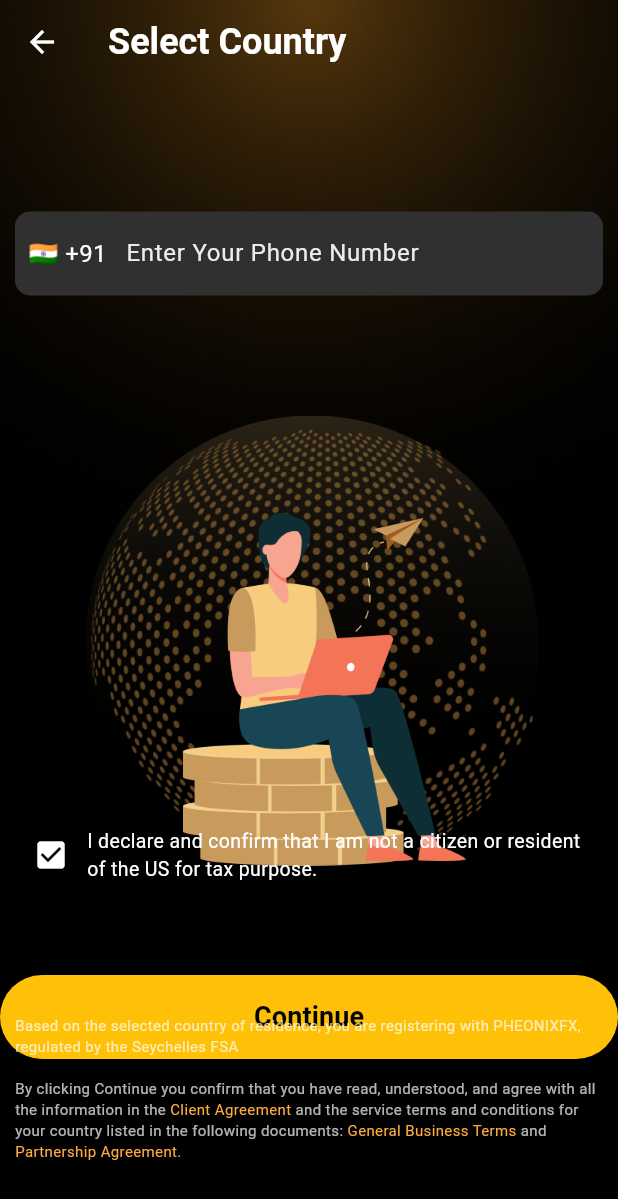
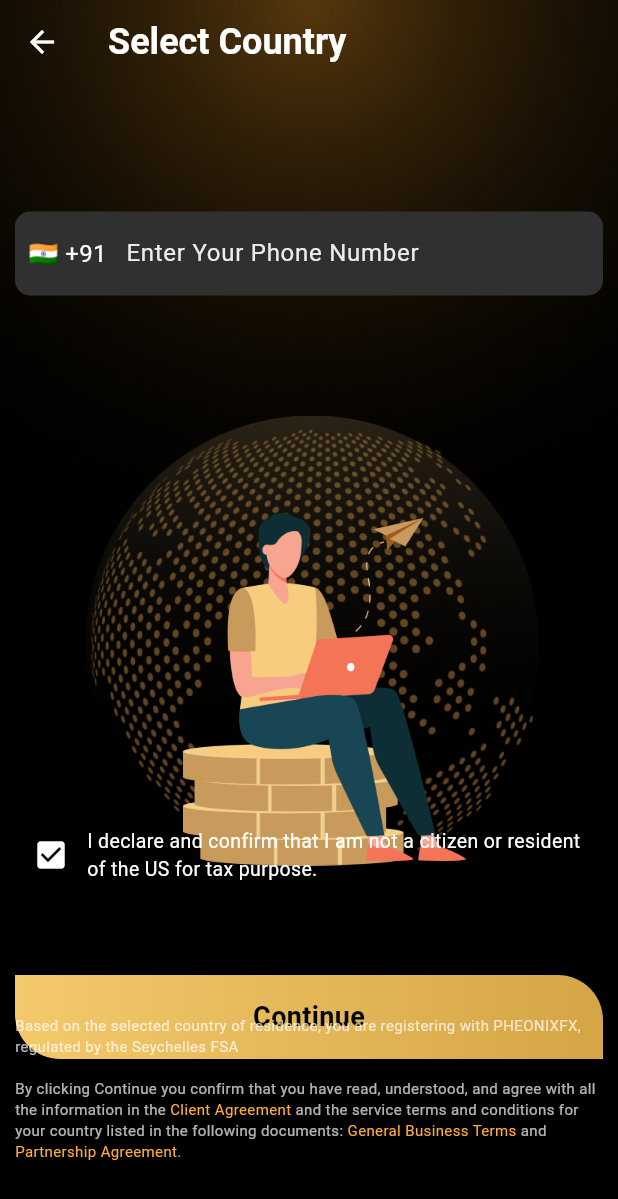
Before and after one commit to Rajeshwer-Sahani/alieus_captials_09_08, a Flutter app: the SelectCountry screen opened directly, after a tap on the "check box outline blank" icon, on a phone screen of 412 x 824 dp. Shown: the top 1199 px of the screen. Run offline on Flutter 3.47's test engine with Material 3 defaults, Android fonts, the phone set to English and light mode, and no system bars; our stand-ins replace country_picker.

Commit message:
Button gradient update

```diff
--- a/lib/view/select_country.dart
+++ b/lib/view/select_country.dart
@@ -111,6 +111,7 @@ class _SelectCountryState extends State<SelectCountry> {
                           SnackBar(
                             content: Text(
                               " +${country.phoneCode} $phonenumber",
+
                             ),
                           ),
                         );
@@ -168,31 +169,75 @@ class _SelectCountryState extends State<SelectCountry> {
                     ),
                   ),
 
-                    Padding(padding: EdgeInsets.only(top: 650),
-                    child:
+                    Padding(padding: EdgeInsets.only(top: 650,left: 10,right: 10),
+
                 // Continue Button (disabled until agree)
-            ElevatedButton(
-              onPressed: isChecked
+            // ElevatedButton(
+            //   onPressed: isChecked
+            //       ? () {
+            //           Navigator.push(
+            //             context,
+            //             MaterialPageRoute(builder: (context) => MailPage()),
+            //           );
+            //         }
+            //       : null,
+            //   style: ElevatedButton.styleFrom(
+            //     minimumSize: Size(double.infinity, 56),
+            //     backgroundColor: isChecked ? Colors.amber : Colors.grey,
+
+            //   ),
+            //   child: Text(
+            //     "Continue",
+            //     style: TextStyle(
+            //       color: Colors.black,
+            //       fontSize: 18,
+            //       fontWeight: FontWeight.bold,
+            //     ),
+            //   ),
+            // ),
+
+           child:  Column(
+              children: [
+                 if(isChecked)...{
+
+                          // Gradient Continue Button
+                      GestureDetector(
+                        onTap: isChecked
                             ? () {
                                 Navigator.push(
                                   context,
-                        MaterialPageRoute(builder: (context) => MailPage()),
+                                  MaterialPageRoute(
+                                      builder: (context) => MailPage()),
                                 );
                               }
                             : null,
-              style: ElevatedButton.styleFrom(
-                minimumSize: Size(double.infinity, 56),
-                backgroundColor: isChecked ? Colors.amber : Colors.grey,
+
+                        child: Container(
+                          padding: EdgeInsets.symmetric(vertical: 15),
+                          decoration: BoxDecoration(
+                            gradient: LinearGradient(
+                              colors: [
+                                Color(0xFFF3C96B),
+                                Color(0xFFD4A545),
+                              ],
                             ),
+                            borderRadius: BorderRadius.only(bottomLeft: Radius.circular(30),topRight: Radius.circular(30)),
+                          ),
+                          alignment: Alignment.center,
                           child: Text(
                             "Continue",
                             style: TextStyle(
                               color: Colors.black,
+                              fontWeight: FontWeight.bold,
                               fontSize: 18,
-                  fontWeight: FontWeight.bold,
+
                             ),
                           ),
                         ),
+                      ),
+                      },
+              ],
+            )
             ),
 
 
@@ -228,6 +273,8 @@ class _SelectCountryState extends State<SelectCountry> {
                       ],
                     ),
                   ),
+
+
                   Positioned(
                     left: 10,
                     right: 10,
@@ -357,11 +404,18 @@ class WebPage extends StatelessWidget {
       backgroundColor: Colors.transparent,
       ),
       backgroundColor: Colors.black,
-      body: Center(
+      body: Column(
+        children: [
+          Expanded(
+                 child: Center(
                  child: Text("This is the $title page",
                  style: TextStyle(color: Colors.white),
                  ),
                   ),
+                )
+            ],
+        ),
+
 
     );
   }
```
Also changed, not shown: lib/view/checkbox_test.dart (+167 -158 lines), lib/view/loginview.dart (+36 -16 lines), lib/view/mail_page.dart (+5 -2 lines). Lines whose indentation alone changed are shown as unchanged.
